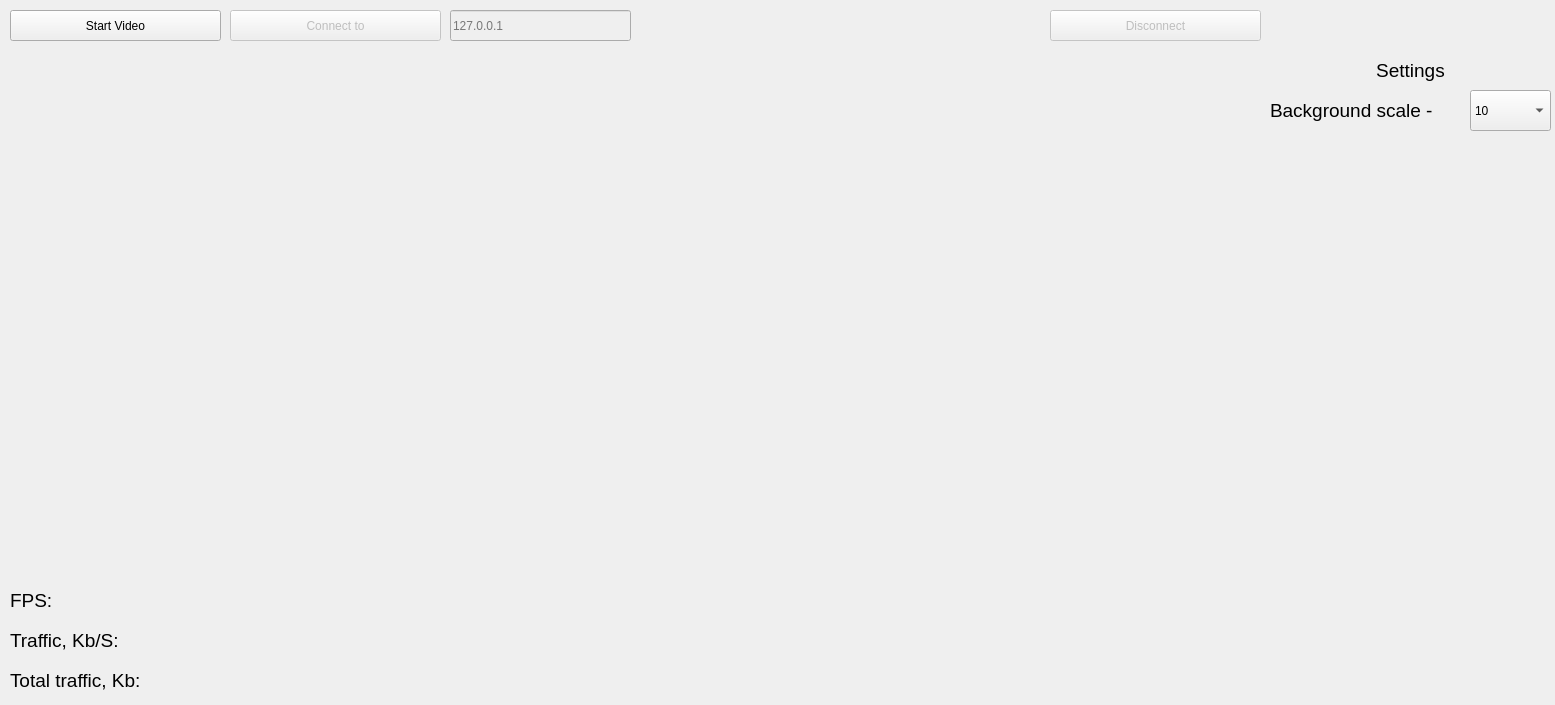
Above: widgets/main.ui from GarnikOriginal/talks_proto before the change. Below: the same form after it.
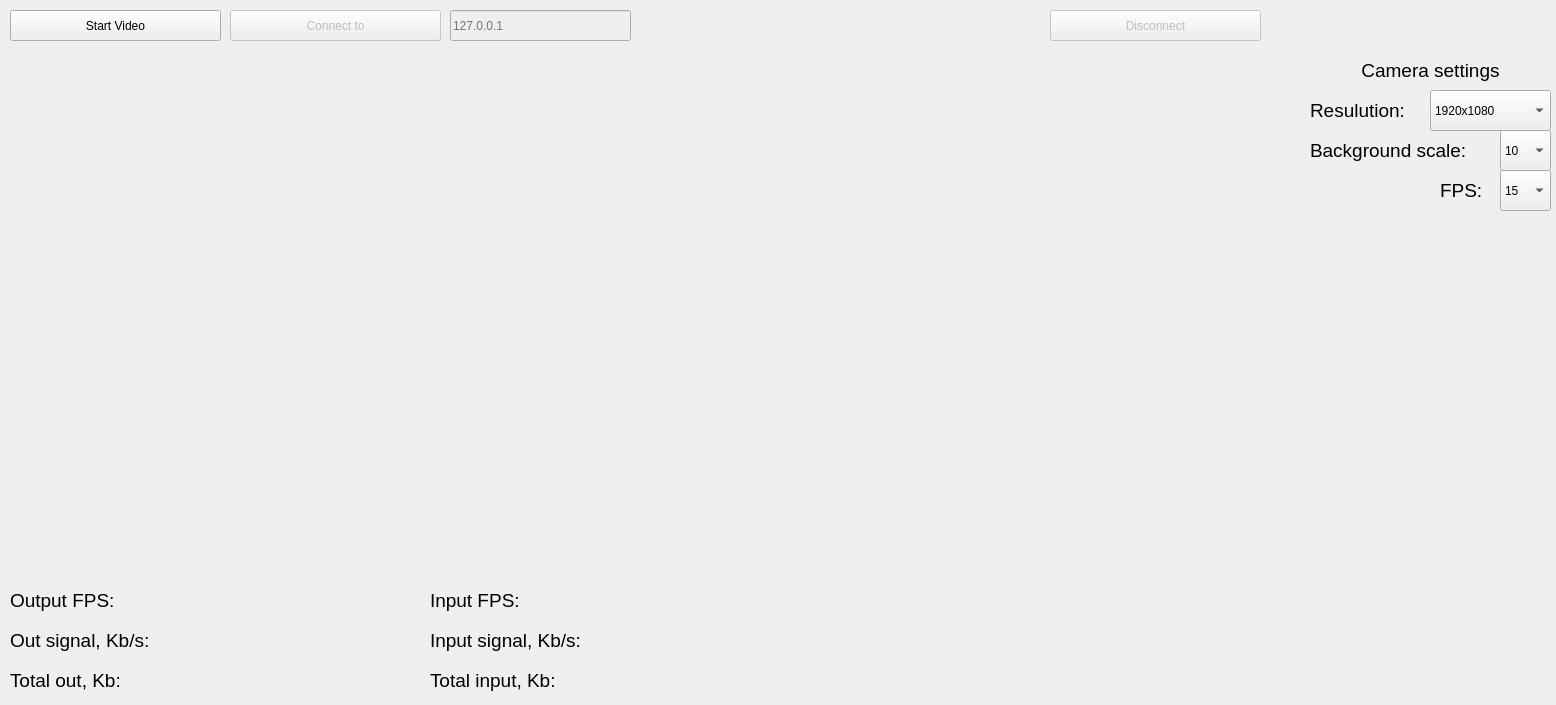
That is the form after the change.

Commit message: Add telemetry and camera settings

The edit to the form file:
```diff
--- a/widgets/main.ui
+++ b/widgets/main.ui
@@ -6,7 +6,7 @@
    <rect>
     <x>0</x>
     <y>0</y>
-    <width>1555</width>
+    <width>1556</width>
     <height>705</height>
    </rect>
   </property>
@@ -54,7 +54,7 @@
      <rect>
       <x>10</x>
       <y>50</y>
-      <width>1251</width>
+      <width>1291</width>
       <height>531</height>
      </rect>
     </property>
@@ -104,7 +104,7 @@
      <rect>
       <x>10</x>
       <y>580</y>
-      <width>51</width>
+      <width>131</width>
       <height>41</height>
      </rect>
     </property>
@@ -114,15 +114,15 @@
      </font>
     </property>
     <property name="text">
-     <string>FPS:</string>
+     <string>Output FPS:</string>
     </property>
    </widget>
    <widget class="QLabel" name="labelFpsValue">
     <property name="geometry">
      <rect>
-      <x>60</x>
+      <x>140</x>
       <y>580</y>
-      <width>1491</width>
+      <width>271</width>
       <height>41</height>
      </rect>
     </property>
@@ -138,9 +138,9 @@
    <widget class="QLabel" name="labelTrafficValue">
     <property name="geometry">
      <rect>
-      <x>150</x>
+      <x>180</x>
       <y>620</y>
-      <width>1401</width>
+      <width>231</width>
       <height>41</height>
      </rect>
     </property>
@@ -158,7 +158,7 @@
      <rect>
       <x>10</x>
       <y>620</y>
-      <width>141</width>
+      <width>171</width>
       <height>41</height>
      </rect>
     </property>
@@ -168,7 +168,7 @@
      </font>
     </property>
     <property name="text">
-     <string>Traffic, Kb/S:</string>
+     <string>Out signal, Kb/s:</string>
     </property>
    </widget>
    <widget class="QLabel" name="labelTotalTrafficTitle">
@@ -186,15 +186,15 @@
      </font>
     </property>
     <property name="text">
-     <string>Total traffic, Kb:</string>
+     <string>Total out, Kb:</string>
     </property>
    </widget>
    <widget class="QLabel" name="labelTotalTrafficValue">
     <property name="geometry">
      <rect>
-      <x>180</x>
+      <x>150</x>
       <y>660</y>
-      <width>1371</width>
+      <width>261</width>
       <height>41</height>
      </rect>
     </property>
@@ -210,9 +210,9 @@
    <widget class="QLabel" name="labelBGScale">
     <property name="geometry">
      <rect>
-      <x>1270</x>
-      <y>90</y>
-      <width>201</width>
+      <x>1310</x>
+      <y>130</y>
+      <width>191</width>
       <height>41</height>
      </rect>
     </property>
@@ -222,15 +222,15 @@
      </font>
     </property>
     <property name="text">
-     <string>Background scale - </string>
+     <string>Background scale:</string>
     </property>
    </widget>
    <widget class="QComboBox" name="comboBox">
     <property name="geometry">
      <rect>
-      <x>1470</x>
-      <y>90</y>
-      <width>81</width>
+      <x>1500</x>
+      <y>130</y>
+      <width>51</width>
       <height>41</height>
      </rect>
     </property>
@@ -269,9 +269,9 @@
    <widget class="QLabel" name="labelSettings">
     <property name="geometry">
      <rect>
-      <x>1270</x>
+      <x>1310</x>
       <y>50</y>
-      <width>281</width>
+      <width>241</width>
       <height>41</height>
      </rect>
     </property>
@@ -281,12 +281,213 @@
      </font>
     </property>
     <property name="text">
-     <string>Settings</string>
+     <string>Camera settings</string>
     </property>
     <property name="alignment">
      <set>Qt::AlignCenter</set>
     </property>
    </widget>
+   <widget class="QLabel" name="labelInputFpsTitle">
+    <property name="geometry">
+     <rect>
+      <x>430</x>
+      <y>580</y>
+      <width>111</width>
+      <height>41</height>
+     </rect>
+    </property>
+    <property name="font">
+     <font>
+      <pointsize>14</pointsize>
+     </font>
+    </property>
+    <property name="text">
+     <string>Input FPS:</string>
+    </property>
+   </widget>
+   <widget class="QLabel" name="labelInputFpsValue">
+    <property name="geometry">
+     <rect>
+      <x>540</x>
+      <y>580</y>
+      <width>431</width>
+      <height>41</height>
+     </rect>
+    </property>
+    <property name="font">
+     <font>
+      <pointsize>14</pointsize>
+     </font>
+    </property>
+    <property name="text">
+     <string/>
+    </property>
+   </widget>
+   <widget class="QLabel" name="labelInputTrafficValue">
+    <property name="geometry">
+     <rect>
+      <x>620</x>
+      <y>620</y>
+      <width>261</width>
+      <height>41</height>
+     </rect>
+    </property>
+    <property name="font">
+     <font>
+      <pointsize>14</pointsize>
+     </font>
+    </property>
+    <property name="text">
+     <string/>
+    </property>
+   </widget>
+   <widget class="QLabel" name="labelInputTrafficTitle">
+    <property name="geometry">
+     <rect>
+      <x>430</x>
+      <y>620</y>
+      <width>191</width>
+      <height>41</height>
+     </rect>
+    </property>
+    <property name="font">
+     <font>
+      <pointsize>14</pointsize>
+     </font>
+    </property>
+    <property name="text">
+     <string>Input signal, Kb/s:</string>
+    </property>
+   </widget>
+   <widget class="QLabel" name="labelTotalInputTrafficTitle">
+    <property name="geometry">
+     <rect>
+      <x>430</x>
+      <y>660</y>
+      <width>171</width>
+      <height>41</height>
+     </rect>
+    </property>
+    <property name="font">
+     <font>
+      <pointsize>14</pointsize>
+     </font>
+    </property>
+    <property name="text">
+     <string>Total input, Kb:</string>
+    </property>
+   </widget>
+   <widget class="QLabel" name="labelTotalInputTrafficValue">
+    <property name="geometry">
+     <rect>
+      <x>600</x>
+      <y>660</y>
+      <width>311</width>
+      <height>41</height>
+     </rect>
+    </property>
+    <property name="font">
+     <font>
+      <pointsize>14</pointsize>
+     </font>
+    </property>
+    <property name="text">
+     <string/>
+    </property>
+   </widget>
+   <widget class="QLabel" name="labelFpsSelectorTitle">
+    <property name="geometry">
+     <rect>
+      <x>1440</x>
+      <y>170</y>
+      <width>51</width>
+      <height>41</height>
+     </rect>
+    </property>
+    <property name="font">
+     <font>
+      <pointsize>14</pointsize>
+     </font>
+    </property>
+    <property name="text">
+     <string>FPS:</string>
+    </property>
+   </widget>
+   <widget class="QComboBox" name="comboBoxFPS">
+    <property name="geometry">
+     <rect>
+      <x>1500</x>
+      <y>170</y>
+      <width>51</width>
+      <height>41</height>
+     </rect>
+    </property>
+    <property name="currentText">
+     <string>15</string>
+    </property>
+    <property name="insertPolicy">
+     <enum>QComboBox::NoInsert</enum>
+    </property>
+    <item>
+     <property name="text">
+      <string>15</string>
+     </property>
+    </item>
+    <item>
+     <property name="text">
+      <string>30</string>
+     </property>
+    </item>
+   </widget>
+   <widget class="QLabel" name="labelResolutionSelectorTitle">
+    <property name="geometry">
+     <rect>
+      <x>1310</x>
+      <y>90</y>
+      <width>121</width>
+      <height>41</height>
+     </rect>
+    </property>
+    <property name="font">
+     <font>
+      <pointsize>14</pointsize>
+     </font>
+    </property>
+    <property name="text">
+     <string>Resulution:</string>
+    </property>
+   </widget>
+   <widget class="QComboBox" name="comboBoxResulution">
+    <property name="geometry">
+     <rect>
+      <x>1430</x>
+      <y>90</y>
+      <width>121</width>
+      <height>41</height>
+     </rect>
+    </property>
+    <property name="currentText">
+     <string>1920x1080</string>
+    </property>
+    <property name="insertPolicy">
+     <enum>QComboBox::NoInsert</enum>
+    </property>
+    <item>
+     <property name="text">
+      <string>1920x1080</string>
+     </property>
+    </item>
+    <item>
+     <property name="text">
+      <string>1080x1024</string>
+     </property>
+    </item>
+    <item>
+     <property name="text">
+      <string>640x480</string>
+     </property>
+    </item>
+   </widget>
   </widget>
  </widget>
  <resources/>
```
Left out of the diff: 6 changed lines with no effect on the pictures. The commit also changes 10 other files.
